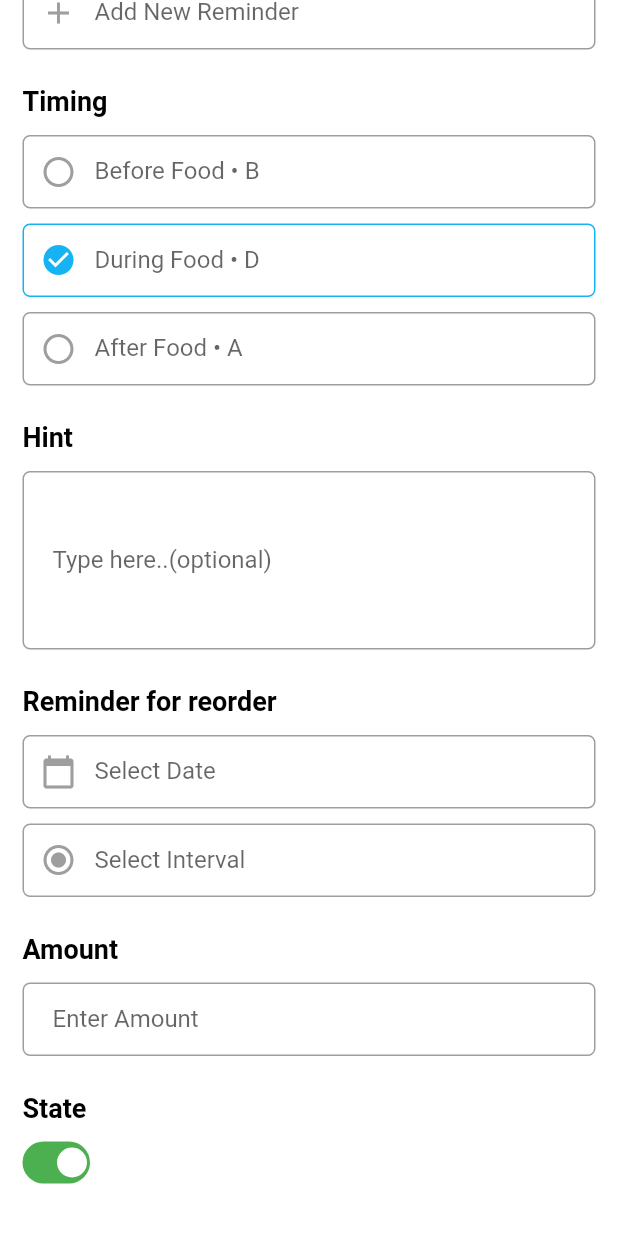
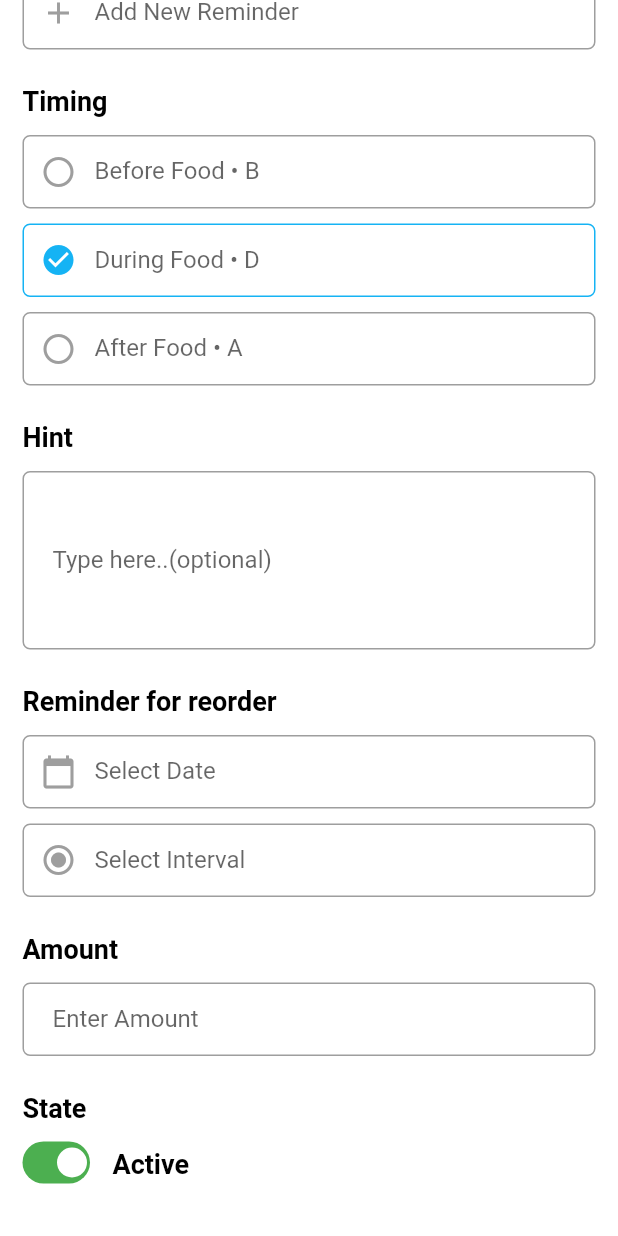
Before and after one commit to shahrukhktk/Collabrre, a Flutter app: the EditScreen screen opened directly, scrolled down 523 dp, on a phone screen of 412 x 824 dp. Run offline on Flutter 3.47's test engine with Material 2 defaults, Android fonts, the phone set to English and light mode, and no system bars; Roboto replaces fonts that are missing (SFProDisplay).

Commit message:
init 1. Home Page Done 2. Edit Details Done

```diff
--- a/lib/edit_screen.dart
+++ b/lib/edit_screen.dart
@@ -521,6 +521,10 @@ class _EditScreenState extends State<EditScreen> {
 
                   SizedBox(height: 10,),
 
+                  Row(
+                    mainAxisAlignment: MainAxisAlignment.start,
+                    crossAxisAlignment: CrossAxisAlignment.center,
+                    children: <Widget>[
                       CustomSwitch(
                         value: _enabled,
                         onChanged: (bool val){
@@ -528,6 +532,17 @@ class _EditScreenState extends State<EditScreen> {
                             _enabled = val;
                           });
                         },
+                      ),
+
+                      Padding(
+                        padding: const EdgeInsets.only(left: 15.0),
+                        child: Text(
+                          'Active', style: TextStyle(
+                            color: Colors.black, fontSize: 18, fontWeight: FontWeight.w600, height: 1.5
+                        ),),
+                      ),
+
+                    ],
                   ),
 
                   SizedBox(height: 20,),
```
Lines whose indentation alone changed are shown as unchanged.
